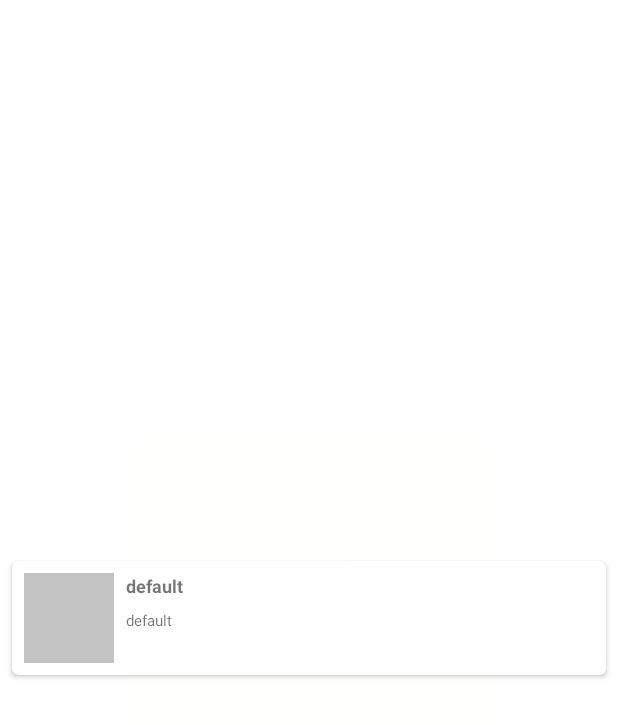
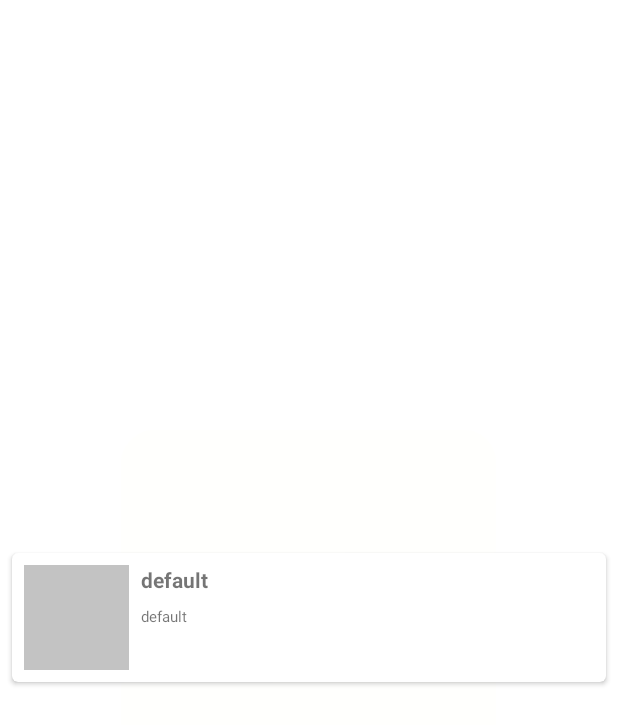
Before and after one commit to anakpindahan/IF3210-2022-Android-59, an Android app: the layout adapter_news.xml on its own in the app's theme, with its tools: preview values and no code run, on a phone screen of 412 x 824 dp. Shown: the top 725 px of the screen. Run offline under Robolectric (Android 15) with nearby library versions, the phone set to English and light mode, and no system bars.

Commit message:
adjust fontsize

```diff
--- a/app/src/main/res/layout/adapter_news.xml
+++ b/app/src/main/res/layout/adapter_news.xml
@@ -18,8 +18,8 @@
 
         <ImageView
             android:id="@+id/img_item_photo"
-            android:layout_width="60dp"
-            android:layout_height="60dp"
+            android:layout_width="70dp"
+            android:layout_height="70dp"
             android:layout_marginStart="8dp"
             android:layout_marginTop="8dp"
             android:layout_marginBottom="8dp"
@@ -35,7 +35,7 @@
             android:layout_marginStart="8dp"
             android:layout_marginEnd="8dp"
             android:layout_toEndOf="@id/img_item_photo"
-            android:textSize="12sp"
+            android:textSize="14sp"
             android:textStyle="bold"
             card_view:layout_constraintEnd_toEndOf="parent"
             card_view:layout_constraintStart_toEndOf="@+id/img_item_photo"
```
